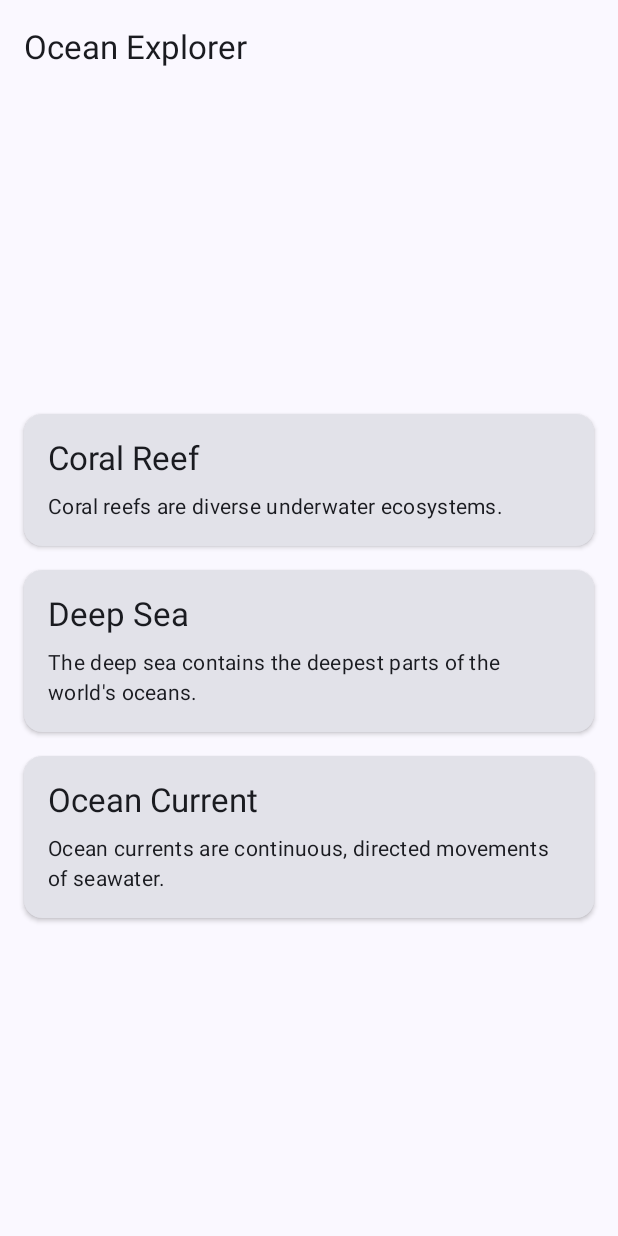
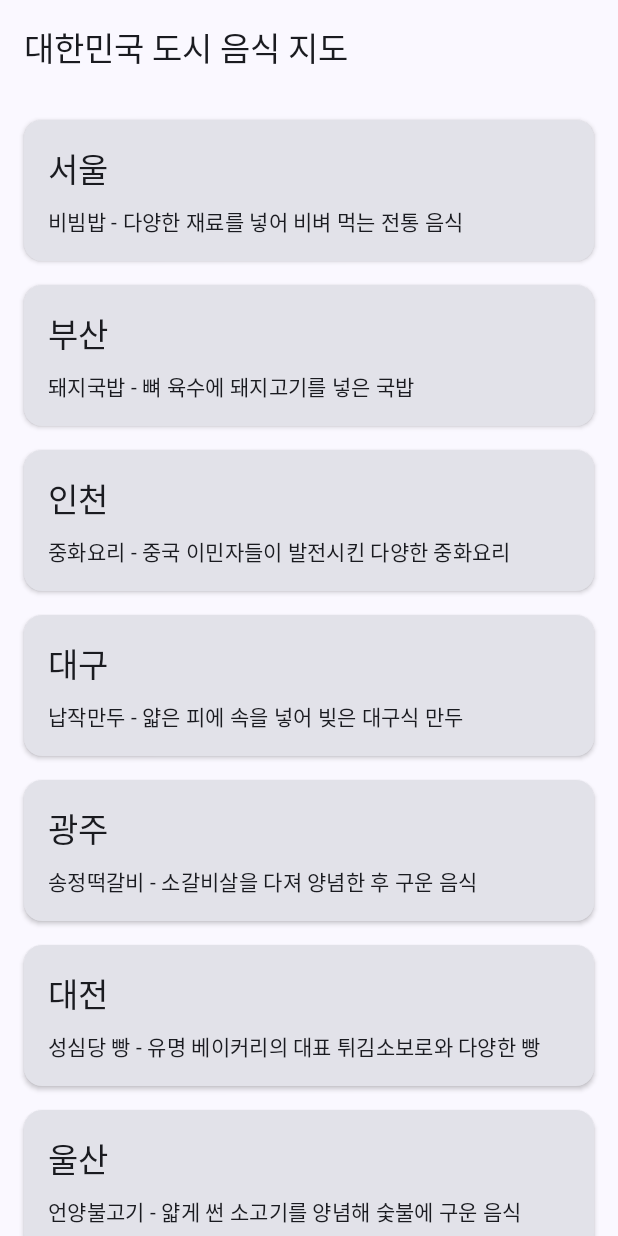
Before and after one commit to haeseoky/ocean-android, an Android app built with Jetpack Compose: the screen it shows after launch (MainActivity), on a phone screen of 412 x 824 dp. Run offline under Robolectric (Android 15) with nearby library versions, the phone set to English and light mode, and no system bars.

```diff
--- a/app/src/main/java/com/example/ocean/MainActivity.kt
+++ b/app/src/main/java/com/example/ocean/MainActivity.kt
@@ -42,15 +42,16 @@ fun OceanApp() {
         snackbarHost = { SnackbarHost(snackbarHostState) },
         topBar = {
             TopAppBar(
-                title = { Text("Ocean Explorer") },
+                title = { Text("대한민국 도시 음식 지도") },
                 colors = TopAppBarDefaults.topAppBarColors()
             )
         }
     ) { innerPadding ->
+        // 지도 화면 대신 홈 화면 사용 (의존성 문제 해결까지)
         HomeScreen(
             modifier = Modifier.padding(innerPadding),
             onItemClick = {
-                // TODO: 아이템 클릭 이벤트 처리 (상세 화면으로 이동)
+                // 아이템 클릭시 작업
             }
         )
     }
--- a/app/src/main/java/com/example/ocean/ui/home/HomeScreen.kt
+++ b/app/src/main/java/com/example/ocean/ui/home/HomeScreen.kt
@@ -18,44 +18,74 @@ import androidx.compose.material3.ExperimentalMaterial3Api
 import androidx.compose.material3.MaterialTheme
 import androidx.compose.material3.Text
 import androidx.compose.runtime.Composable
-import androidx.compose.runtime.collectAsState
-import androidx.compose.runtime.getValue
 import androidx.compose.ui.Alignment
 import androidx.compose.ui.Modifier
 import androidx.compose.ui.text.style.TextOverflow
 import androidx.compose.ui.unit.dp
-import androidx.lifecycle.viewmodel.compose.viewModel
 import com.example.ocean.domain.model.OceanItem
 
+/**
+ * 대한민국 도시 음식 정보 화면
+ *
+ * 이 화면은 대한민국의 주요 도시들과 그 도시들의 유명한 음식에 대한 정보를 목록으로 보여줍니다.
+ */
 @Composable
 fun HomeScreen(
     modifier: Modifier = Modifier,
-    viewModel: HomeViewModel = viewModel(),
     onItemClick: (OceanItem) -> Unit = {}
 ) {
-    val uiState by viewModel.uiState.collectAsState()
+    // 샘플 데이터
+    val items = listOf(
+        OceanItem(
+            id = "seoul",
+            title = "서울",
+            description = "비빔밥 - 다양한 재료를 넣어 비벼 먹는 전통 음식"
+        ),
+        OceanItem(
+            id = "busan",
+            title = "부산",
+            description = "돼지국밥 - 뼈 육수에 돼지고기를 넣은 국밥"
+        ),
+        OceanItem(
+            id = "incheon",
+            title = "인천",
+            description = "중화요리 - 중국 이민자들이 발전시킨 다양한 중화요리"
+        ),
+        OceanItem(
+            id = "daegu",
+            title = "대구",
+            description = "납작만두 - 얇은 피에 속을 넣어 빚은 대구식 만두"
+        ),
+        OceanItem(
+            id = "gwangju",
+            title = "광주",
+            description = "송정떡갈비 - 소갈비살을 다져 양념한 후 구운 음식"
+        ),
+        OceanItem(
+            id = "daejeon",
+            title = "대전",
+            description = "성심당 빵 - 유명 베이커리의 대표 튀김소보로와 다양한 빵"
+        ),
+        OceanItem(
+            id = "ulsan",
+            title = "울산",
+            description = "언양불고기 - 얇게 썬 소고기를 양념해 숯불에 구운 음식"
+        ),
+        OceanItem(
+            id = "jeju",
+            title = "제주",
+            description = "흑돼지구이 - 제주 특산물인 흑돼지를 구운 음식"
+        )
+    )
 
     Box(
         modifier = modifier.fillMaxSize(),
         contentAlignment = Alignment.Center
     ) {
-        when (val state = uiState) {
-            is HomeUiState.Loading -> {
-                CircularProgressIndicator()
-            }
-            is HomeUiState.Empty -> {
-                Text(text = "No items available")
-            }
-            is HomeUiState.Error -> {
-                Text(text = "Error: ${state.message}")
-            }
-            is HomeUiState.Success -> {
-                ItemsList(
-                    items = state.items,
-                    onItemClick = onItemClick
-                )
-            }
-        }
+        ItemsList(
+            items = items,
+            onItemClick = onItemClick
+        )
     }
 }
 
--- a/app/src/main/java/com/example/ocean/ui/theme/Color.kt
+++ b/app/src/main/java/com/example/ocean/ui/theme/Color.kt
@@ -2,6 +2,21 @@ package com.example.ocean.ui.theme
 
 import androidx.compose.ui.graphics.Color
 
+// Light Theme Colors
+val OceanBlue = Color(0xFF0077B6)
+val DeepBlue = Color(0xFF023E8A)
+val LightBlue = Color(0xFF90E0EF)
+val SkyBlue = Color(0xFFADE8F4)
+val White = Color(0xFFFFFFFF)
+
+// Dark Theme Colors
+val DarkBlue = Color(0xFF03045E)
+val MidnightBlue = Color(0xFF0A043C)
+val NavyBlue = Color(0xFF03045E)
+val DarkSkyBlue = Color(0xFF48CAE4)
+val DarkWhite = Color(0xFFE6E6E6)
+
+// Original Material3 Colors (keeping for reference)
 val Purple80 = Color(0xFFD0BCFF)
 val PurpleGrey80 = Color(0xFFCCC2DC)
 val Pink80 = Color(0xFFEFB8C8)
--- a/app/src/main/java/com/example/ocean/ui/theme/Theme.kt
+++ b/app/src/main/java/com/example/ocean/ui/theme/Theme.kt
@@ -9,28 +9,42 @@ import androidx.compose.material3.dynamicDarkColorScheme
 import androidx.compose.material3.dynamicLightColorScheme
 import androidx.compose.material3.lightColorScheme
 import androidx.compose.runtime.Composable
+import androidx.compose.runtime.SideEffect
+import androidx.compose.ui.graphics.toArgb
 import androidx.compose.ui.platform.LocalContext
+import androidx.compose.ui.platform.LocalView
+import androidx.core.view.WindowCompat
+
+private val LightColorScheme = lightColorScheme(
+    primary = OceanBlue,
+    onPrimary = White,
+    primaryContainer = LightBlue,
+    onPrimaryContainer = DeepBlue,
+    secondary = DeepBlue,
+    onSecondary = White,
+    secondaryContainer = SkyBlue,
+    onSecondaryContainer = DarkBlue,
+    tertiary = LightBlue,
+    background = White,
+    onBackground = DeepBlue,
+    surface = White,
+    onSurface = DeepBlue
+)
 
 private val DarkColorScheme = darkColorScheme(
-    primary = Purple80,
-    secondary = PurpleGrey80,
-    tertiary = Pink80
-)
-
-private val LightColorScheme = lightColorScheme(
-    primary = Purple40,
-    secondary = PurpleGrey40,
-    tertiary = Pink40
-
-    /* Other default colors to override
-    background = Color(0xFFFFFBFE),
-    surface = Color(0xFFFFFBFE),
-    onPrimary = Color.White,
-    onSecondary = Color.White,
-    onTertiary = Color.White,
-    onBackground = Color(0xFF1C1B1F),
-    onSurface = Color(0xFF1C1B1F),
-    */
+    primary = DarkSkyBlue,
+    onPrimary = DarkBlue,
+    primaryContainer = NavyBlue,
+    onPrimaryContainer = LightBlue,
+    secondary = LightBlue,
+    onSecondary = DarkBlue,
+    secondaryContainer = DeepBlue,
+    onSecondaryContainer = SkyBlue,
+    tertiary = SkyBlue,
+    background = MidnightBlue,
+    onBackground = DarkWhite,
+    surface = DarkBlue,
+    onSurface = DarkWhite
 )
 
 @Composable
@@ -49,6 +63,14 @@ fun OceanTheme(
         darkTheme -> DarkColorScheme
         else -> LightColorScheme
     }
+    val view = LocalView.current
+    if (!view.isInEditMode) {
+        SideEffect {
+            val window = (view.context as Activity).window
+            window.statusBarColor = colorScheme.primary.toArgb()
+            WindowCompat.getInsetsController(window, view).isAppearanceLightStatusBars = !darkTheme
+        }
+    }
 
     MaterialTheme(
         colorScheme = colorScheme,
```
Also changed, not shown: app/src/main/java/com/example/ocean/domain/model/CityInfo.kt (added, +13 -0 lines), app/src/main/java/com/example/ocean/ui/splash/SplashScreen.kt (added, +83 -0 lines), 1 other file.
